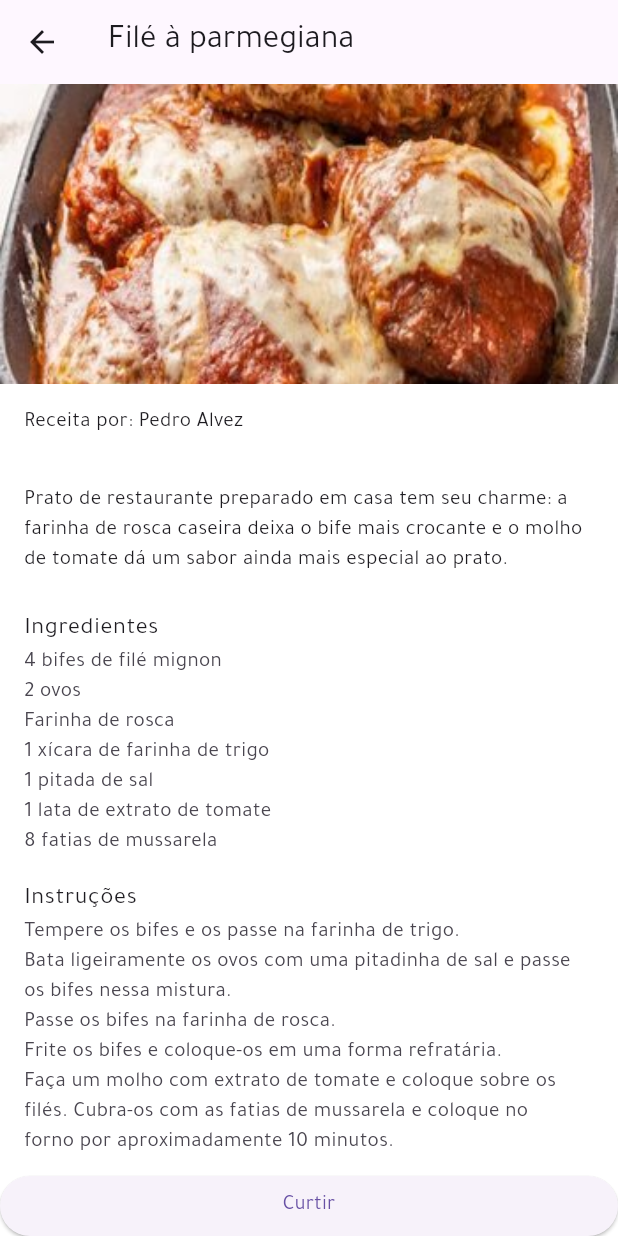
After one commit to GustaPeruci/PAC---IV, a Flutter app: the Receita screen opened by its route, on a phone screen of 412 x 824 dp. The commit adds this screen. Run offline on Flutter 3.47's test engine with Material 2 defaults, Android fonts, the phone set to English and light mode, and no system bars; our stand-ins replace cloud_firestore, firebase_core; accounts and stored records are empty.

Commit message:
adding tela de receitas

```diff
--- a/snackbook/lib/pages/app.dart
+++ b/snackbook/lib/pages/app.dart
@@ -6,6 +6,8 @@ import 'login.dart';
 import 'signup.dart';
 import 'profile.dart';
 import 'editProfile.dart';
+import 'receita.dart';
+import 'settings.dart';
 
 ThemeData myTheme = ThemeData(
   useMaterial3: true,
@@ -38,6 +40,8 @@ class SnackBookApp extends StatelessWidget {
         '/signup': (BuildContext context) => const SignupPage(),
         '/profile': (BuildContext context) => const ProfilePage(),
         '/editProfile': (BuildContext context) => const EditProfilePage(),
+        '/receita': (BuildContext context) => const Receita(),
+        '/settings': (BuildContext context) => const Settings(),
         '/': (BuildContext context) => const HomePage(),
       },
       theme: myTheme,
--- a/snackbook/lib/pages/home.dart
+++ b/snackbook/lib/pages/home.dart
@@ -1,5 +1,6 @@
 import 'package:flutter/material.dart';
 import '../colors.dart';
+import 'receita.dart';
 
 class HomePage extends StatelessWidget {
   const HomePage({Key? key});
@@ -20,7 +21,7 @@ class HomePage extends StatelessWidget {
       FeedItem(
         username: 'user3',
         image: 'assets/receitas/fileparmegiana.jpg',
-        title: 'Filé à parmegiana',
+        title: 'Filé à parmegiana'
       ),
     ];
 
--- /dev/null
+++ b/snackbook/lib/pages/receita.dart
@@ -0,0 +1,64 @@
+import 'package:flutter/material.dart';
+import '../colors.dart';
+
+class Receita extends StatelessWidget {
+  const Receita({super.key});
+
+  @override
+  Widget build(BuildContext context) {
+    return Scaffold(
+      backgroundColor: Colors.white,
+      appBar: AppBar(
+        title: Text('Filé à parmegiana'),
+      ),
+      body: ListView(
+        children: <Widget>[
+          Image.asset(
+            'assets/receitas/fileparmegiana.jpg',
+            width: double.infinity,
+            height: 200,
+            fit: BoxFit.cover,
+          ),
+
+          Padding(
+            padding: EdgeInsets.all(16.0),
+            child: Text('Receita por: Pedro Alvez'),
+          ),
+
+          Padding(
+            padding: EdgeInsets.all(16.0),
+            child: Text(
+              'Prato de restaurante preparado em casa tem seu charme: a farinha de rosca caseira deixa o bife mais crocante e o molho de tomate dá um sabor ainda mais especial ao prato.',
+            ),
+          ),
+
+          // Ingredientes
+          ListTile(
+            title: Text('Ingredientes'),
+            subtitle: Text('4 bifes de filé mignon\n2 ovos\nFarinha de rosca\n1 xícara de farinha de trigo\n1 pitada de sal\n1 lata de extrato de tomate\n8 fatias de mussarela'),
+          ),
+
+          // Instruções
+          ListTile(
+            title: Text('Instruções'),
+            subtitle: Text('Tempere os bifes e os passe na farinha de trigo.\nBata ligeiramente os ovos com uma pitadinha de sal e passe os bifes nessa mistura.\nPasse os bifes na farinha de rosca.\nFrite os bifes e coloque-os em uma forma refratária.\nFaça um molho com extrato de tomate e coloque sobre os filés. Cubra-os com as fatias de mussarela e coloque no forno por aproximadamente 10 minutos.'),
+          ),
+
+          ElevatedButton(
+            onPressed: () {
+              // TO DO a lógica para curtir a receita aqui.
+            },
+            child: Text('Curtir'),
+          ),
+
+          ElevatedButton(
+            onPressed: () {
+              // TO DO a lógica para comentar sobre a receita aqui.
+            },
+            child: Text('Comentar'),
+          ),
+        ],
+      ),
+    );
+  }
+}
```
Also changed, not shown: 2 other files.
